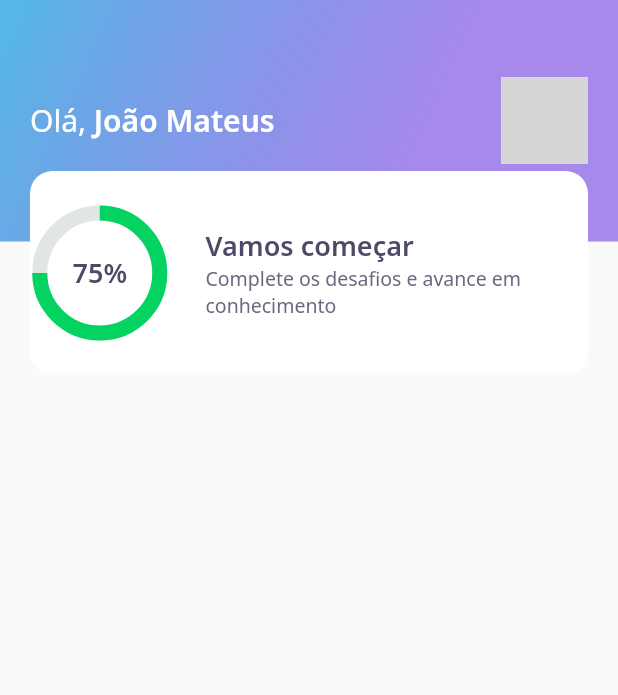
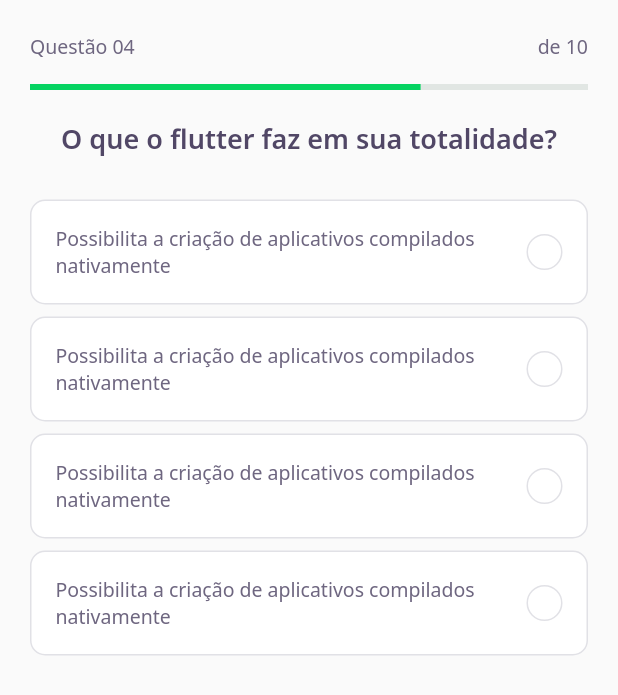
Before and after one commit to Jhonmt-cpu/dev_quiz, a Flutter app: the screen it shows after launch, on a phone screen of 412 x 824 dp. Shown: the top 695 px of the screen. Run offline on Flutter 3.47's test engine with Material 2 defaults, Android fonts, the phone set to English and light mode, and no system bars; our stand-ins replace google_fonts; grey boxes are pictures that could not be loaded.

Commit message:
feat: created the challenge page and added the grid view to the home page

```diff
--- /dev/null
+++ b/lib/challenge/challenge_page.dart
@@ -0,0 +1,25 @@
+import 'package:dev_quiz/challenge/widgets/question_indicator/question_indicator_widget.dart';
+import 'package:dev_quiz/challenge/widgets/quiz/quiz_widget.dart';
+import 'package:flutter/material.dart';
+
+class ChallengePage extends StatefulWidget {
+  ChallengePage({Key? key}) : super(key: key);
+
+  @override
+  _ChallengePageState createState() => _ChallengePageState();
+}
+
+class _ChallengePageState extends State<ChallengePage> {
+  @override
+  Widget build(BuildContext context) {
+    return Scaffold(
+      appBar: PreferredSize(
+        preferredSize: Size.fromHeight(60),
+        child: SafeArea(top: true, child: QuestionIndicatorWidget()),
+      ),
+      body: QuizWidget(
+        title: "O que o flutter faz em sua totalidade?",
+      ),
+    );
+  }
+}
--- /dev/null
+++ b/lib/challenge/widgets/awser/awser_widget.dart
@@ -0,0 +1,82 @@
+import 'package:dev_quiz/core/core.dart';
+import 'package:flutter/material.dart';
+
+class AwnserWidget extends StatelessWidget {
+  final String title;
+  final bool isRight;
+  final bool isSelected;
+  const AwnserWidget(
+      {Key? key,
+      required this.title,
+      this.isRight = false,
+      this.isSelected = false})
+      : super(key: key);
+
+  Color get _selectedColorRight =>
+      isRight ? AppColors.darkGreen : AppColors.darkRed;
+
+  Color get _selectedBorderRight =>
+      isRight ? AppColors.lightGreen : AppColors.lightRed;
+
+  Color get _selectedColorCardRight =>
+      isRight ? AppColors.lightGreen : AppColors.lightRed;
+
+  Color get _selectedBorderCardRight =>
+      isRight ? AppColors.green : AppColors.red;
+
+  TextStyle get _selectedTextStyleRight =>
+      isRight ? AppTextStyles.bodyDarkGreen : AppTextStyles.bodyDarkRed;
+
+  IconData get _selectedIconRight => isRight ? Icons.check : Icons.close;
+
+  @override
+  Widget build(BuildContext context) {
+    return Padding(
+      padding: const EdgeInsets.symmetric(horizontal: 20, vertical: 4),
+      child: Container(
+        padding: EdgeInsets.all(16),
+        decoration: BoxDecoration(
+          color: isSelected ? _selectedColorCardRight : AppColors.white,
+          borderRadius: BorderRadius.circular(10),
+          border: Border.fromBorderSide(
+            BorderSide(
+              color: isSelected ? _selectedBorderCardRight : AppColors.border,
+            ),
+          ),
+        ),
+        child: Row(
+          mainAxisAlignment: MainAxisAlignment.spaceBetween,
+          children: [
+            Expanded(
+              child: Text(
+                title,
+                style:
+                    isSelected ? _selectedTextStyleRight : AppTextStyles.body,
+              ),
+            ),
+            Container(
+              width: 24,
+              height: 24,
+              decoration: BoxDecoration(
+                color: isSelected ? _selectedColorRight : AppColors.white,
+                borderRadius: BorderRadius.circular(40),
+                border: Border.fromBorderSide(
+                  BorderSide(
+                    color: isSelected ? _selectedBorderRight : AppColors.border,
+                  ),
+                ),
+              ),
+              child: isSelected
+                  ? Icon(
+                      _selectedIconRight,
+                      size: 16,
+                      color: Colors.white,
+                    )
+                  : null,
+            ),
+          ],
+        ),
+      ),
+    );
+  }
+}
--- /dev/null
+++ b/lib/challenge/widgets/question_indicator/question_indicator_widget.dart
@@ -0,0 +1,38 @@
+import 'package:dev_quiz/core/app_text_styles.dart';
+import 'package:dev_quiz/shared/widgets/progress_indicator/progress_indicator_widget.dart';
+import 'package:flutter/material.dart';
+
+class QuestionIndicatorWidget extends StatelessWidget {
+  const QuestionIndicatorWidget({Key? key}) : super(key: key);
+
+  @override
+  Widget build(BuildContext context) {
+    return Container(
+      child: Padding(
+        padding: const EdgeInsets.symmetric(horizontal: 20),
+        child: Column(
+          children: [
+            SizedBox(height: 22),
+            Row(
+              mainAxisAlignment: MainAxisAlignment.spaceBetween,
+              children: [
+                Text(
+                  "Questão 04",
+                  style: AppTextStyles.body,
+                ),
+                Text(
+                  "de 10",
+                  style: AppTextStyles.body,
+                )
+              ],
+            ),
+            SizedBox(height: 16),
+            ProgressIndicatorWidget(
+              value: 0.7,
+            ),
+          ],
+        ),
+      ),
+    );
+  }
+}
--- /dev/null
+++ b/lib/challenge/widgets/quiz/quiz_widget.dart
@@ -0,0 +1,44 @@
+import 'package:dev_quiz/challenge/widgets/awser/awser_widget.dart';
+import 'package:dev_quiz/core/app_text_styles.dart';
+import 'package:flutter/material.dart';
+
+class QuizWidget extends StatelessWidget {
+  final String title;
+  const QuizWidget({Key? key, required this.title}) : super(key: key);
+
+  @override
+  Widget build(BuildContext context) {
+    return Container(
+      child: Column(
+        children: [
+          SizedBox(
+            height: 20,
+          ),
+          Text(
+            title,
+            style: AppTextStyles.heading,
+          ),
+          SizedBox(
+            height: 24,
+          ),
+          AwnserWidget(
+            title:
+                "Possibilita a criação de aplicativos compilados nativamente",
+          ),
+          AwnserWidget(
+            title:
+                "Possibilita a criação de aplicativos compilados nativamente",
+          ),
+          AwnserWidget(
+            title:
+                "Possibilita a criação de aplicativos compilados nativamente",
+          ),
+          AwnserWidget(
+            title:
+                "Possibilita a criação de aplicativos compilados nativamente",
+          ),
+        ],
+      ),
+    );
+  }
+}
--- a/lib/core/app_widget.dart
+++ b/lib/core/app_widget.dart
@@ -1,3 +1,4 @@
+import 'package:dev_quiz/challenge/challenge_page.dart';
 import 'package:dev_quiz/home/home_page.dart';
 import 'package:flutter/material.dart';
 
@@ -6,7 +7,7 @@ class AppWidget extends StatelessWidget {
   Widget build(BuildContext context) {
     return MaterialApp(
       title: "DevQuiz",
-      home: HomePage(),
+      home: ChallengePage(),
     );
   }
 }
--- a/lib/home/widgets/app_bar/app_bar_widget.dart
+++ b/lib/home/widgets/app_bar/app_bar_widget.dart
@@ -47,7 +47,7 @@ class AppBarWidget extends PreferredSize {
                   ),
                 ),
                 Align(
-                  alignment: Alignment(0.0, 1.0),
+                  alignment: Alignment(0.0, 1.3),
                   child: ScoreCardWidget(),
                 ),
               ],
--- a/lib/home/widgets/score_card/score_card_widget.dart
+++ b/lib/home/widgets/score_card/score_card_widget.dart
@@ -14,6 +14,8 @@ class ScoreCardWidget extends StatelessWidget {
           color: AppColors.white,
           borderRadius: BorderRadius.circular(15),
         ),
+        child: Padding(
+          padding: const EdgeInsets.symmetric(horizontal: 24.0),
           child: Row(
             crossAxisAlignment: CrossAxisAlignment.center,
             children: [
@@ -44,6 +46,7 @@ class ScoreCardWidget extends StatelessWidget {
             ],
           ),
         ),
+      ),
     );
   }
 }
--- /dev/null
+++ b/lib/shared/widgets/progress_indicator/progress_indicator_widget.dart
@@ -0,0 +1,17 @@
+import 'package:dev_quiz/core/app_colors.dart';
+import 'package:flutter/material.dart';
+
+class ProgressIndicatorWidget extends StatelessWidget {
+  final double value;
+  const ProgressIndicatorWidget({Key? key, required this.value})
+      : super(key: key);
+
+  @override
+  Widget build(BuildContext context) {
+    return LinearProgressIndicator(
+      value: value,
+      backgroundColor: AppColors.chartSecondary,
+      valueColor: AlwaysStoppedAnimation<Color>(AppColors.chartPrimary),
+    );
+  }
+}
```
Also changed, not shown: lib/home/home_page.dart (+47 -0 lines), lib/home/widgets/level_button/level_button_widget.dart (added, +60 -0 lines), lib/home/widgets/quiz_card/quiz_card_widget.dart (added, +56 -0 lines). Lines whose indentation alone changed are shown as unchanged.
